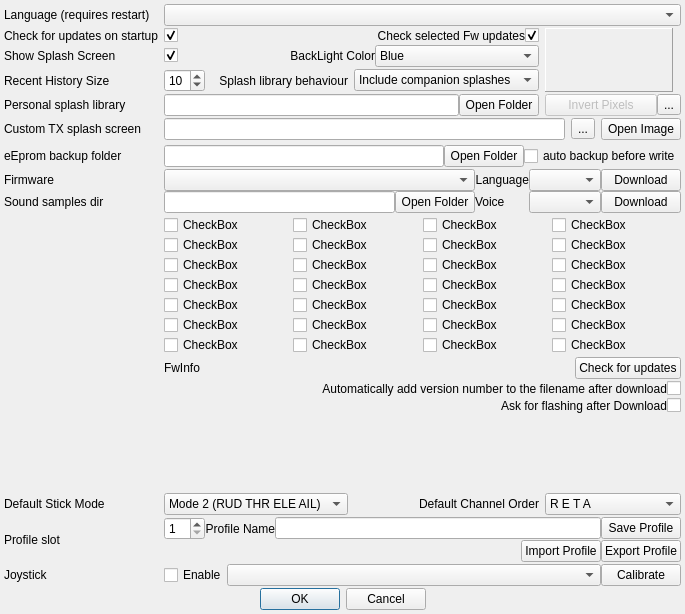
The window that src/preferencesdialog.ui (roberto1903/companion9x) describes before a commit, drawn with Qt 5.
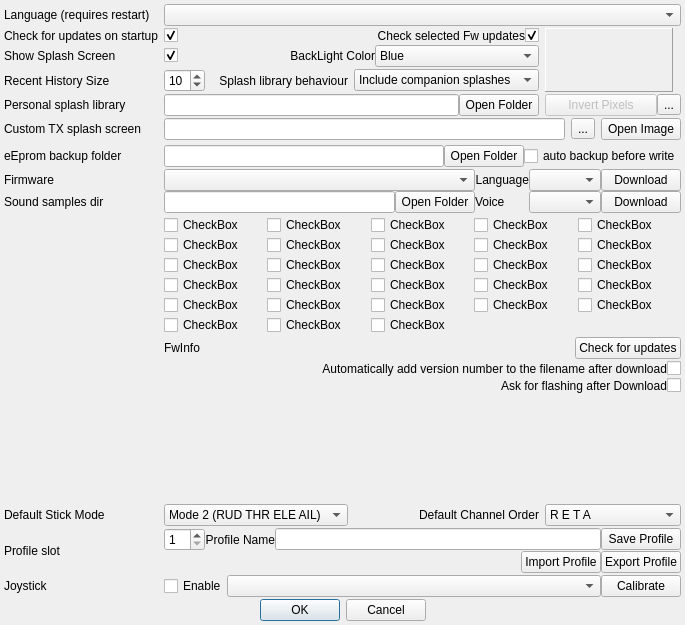
The same window after the commit. Icons and pictures are not drawn.

Commit message: Telemetrez and bluetooth

The edit to the form file:
```diff
--- a/src/preferencesdialog.ui
+++ b/src/preferencesdialog.ui
@@ -7,7 +7,7 @@
     <x>0</x>
     <y>0</y>
     <width>685</width>
-    <height>614</height>
+    <height>625</height>
    </rect>
   </property>
   <property name="sizePolicy">
@@ -295,7 +295,7 @@
     </layout>
    </item>
    <item row="11" column="1" colspan="4">
-    <layout class="QGridLayout" name="gridLayout" columnstretch="1,1,1,1">
+    <layout class="QGridLayout" name="gridLayout" columnstretch="1,1,1,1,1">
      <property name="sizeConstraint">
       <enum>QLayout::SetMaximumSize</enum>
      </property>
@@ -306,34 +306,6 @@
        </property>
       </widget>
      </item>
-     <item row="5" column="1">
-      <widget class="QCheckBox" name="optionCheckBox_22">
-       <property name="text">
-        <string>CheckBox</string>
-       </property>
-      </widget>
-     </item>
-     <item row="3" column="1">
-      <widget class="QCheckBox" name="optionCheckBox_14">
-       <property name="text">
-        <string>CheckBox</string>
-       </property>
-      </widget>
-     </item>
-     <item row="2" column="2">
-      <widget class="QCheckBox" name="optionCheckBox_11">
-       <property name="text">
-        <string>CheckBox</string>
-       </property>
-      </widget>
-     </item>
-     <item row="3" column="3">
-      <widget class="QCheckBox" name="optionCheckBox_16">
-       <property name="text">
-        <string>CheckBox</string>
-       </property>
-      </widget>
-     </item>
      <item row="0" column="2">
       <widget class="QCheckBox" name="optionCheckBox_3">
        <property name="sizePolicy">
@@ -347,27 +319,6 @@
        </property>
       </widget>
      </item>
-     <item row="2" column="3">
-      <widget class="QCheckBox" name="optionCheckBox_12">
-       <property name="text">
-        <string>CheckBox</string>
-       </property>
-      </widget>
-     </item>
-     <item row="2" column="1">
-      <widget class="QCheckBox" name="optionCheckBox_10">
-       <property name="text">
-        <string>CheckBox</string>
-       </property>
-      </widget>
-     </item>
-     <item row="3" column="2">
-      <widget class="QCheckBox" name="optionCheckBox_15">
-       <property name="text">
-        <string>CheckBox</string>
-       </property>
-      </widget>
-     </item>
      <item row="0" column="0">
       <widget class="QCheckBox" name="optionCheckBox_1">
        <property name="sizePolicy">
@@ -381,132 +332,181 @@
        </property>
       </widget>
      </item>
-     <item row="4" column="2">
-      <widget class="QCheckBox" name="optionCheckBox_19">
-       <property name="text">
-        <string>CheckBox</string>
+     <item row="0" column="1">
+      <widget class="QCheckBox" name="optionCheckBox_2">
+       <property name="sizePolicy">
+        <sizepolicy hsizetype="Expanding" vsizetype="Fixed">
+         <horstretch>0</horstretch>
+         <verstretch>0</verstretch>
+        </sizepolicy>
        </property>
-      </widget>
-     </item>
-     <item row="1" column="1">
-      <widget class="QCheckBox" name="optionCheckBox_6">
        <property name="text">
         <string>CheckBox</string>
        </property>
       </widget>
      </item>
-     <item row="4" column="0">
-      <widget class="QCheckBox" name="optionCheckBox_17">
-       <property name="text">
-        <string>CheckBox</string>
-       </property>
-      </widget>
-     </item>
-     <item row="3" column="0">
-      <widget class="QCheckBox" name="optionCheckBox_13">
-       <property name="text">
-        <string>CheckBox</string>
-       </property>
-      </widget>
-     </item>
-     <item row="1" column="0">
+     <item row="0" column="4">
       <widget class="QCheckBox" name="optionCheckBox_5">
        <property name="text">
         <string>CheckBox</string>
        </property>
       </widget>
      </item>
-     <item row="2" column="0">
-      <widget class="QCheckBox" name="optionCheckBox_9">
+     <item row="1" column="0">
+      <widget class="QCheckBox" name="optionCheckBox_6">
        <property name="text">
         <string>CheckBox</string>
        </property>
       </widget>
      </item>
-     <item row="1" column="3">
+     <item row="1" column="1">
+      <widget class="QCheckBox" name="optionCheckBox_7">
+       <property name="text">
+        <string>CheckBox</string>
+       </property>
+      </widget>
+     </item>
+     <item row="1" column="2">
       <widget class="QCheckBox" name="optionCheckBox_8">
        <property name="text">
         <string>CheckBox</string>
        </property>
       </widget>
      </item>
-     <item row="4" column="1">
+     <item row="1" column="3">
+      <widget class="QCheckBox" name="optionCheckBox_9">
+       <property name="text">
+        <string>CheckBox</string>
+       </property>
+      </widget>
+     </item>
+     <item row="1" column="4">
+      <widget class="QCheckBox" name="optionCheckBox_10">
+       <property name="text">
+        <string>CheckBox</string>
+       </property>
+      </widget>
+     </item>
+     <item row="2" column="0">
+      <widget class="QCheckBox" name="optionCheckBox_11">
+       <property name="text">
+        <string>CheckBox</string>
+       </property>
+      </widget>
+     </item>
+     <item row="2" column="1">
+      <widget class="QCheckBox" name="optionCheckBox_12">
+       <property name="text">
+        <string>CheckBox</string>
+       </property>
+      </widget>
+     </item>
+     <item row="2" column="2">
+      <widget class="QCheckBox" name="optionCheckBox_13">
+       <property name="text">
+        <string>CheckBox</string>
+       </property>
+      </widget>
+     </item>
+     <item row="2" column="3">
+      <widget class="QCheckBox" name="optionCheckBox_14">
+       <property name="text">
+        <string>CheckBox</string>
+       </property>
+      </widget>
+     </item>
+     <item row="2" column="4">
+      <widget class="QCheckBox" name="optionCheckBox_15">
+       <property name="text">
+        <string>CheckBox</string>
+       </property>
+      </widget>
+     </item>
+     <item row="3" column="0">
+      <widget class="QCheckBox" name="optionCheckBox_16">
+       <property name="text">
+        <string>CheckBox</string>
+       </property>
+      </widget>
+     </item>
+     <item row="3" column="1">
+      <widget class="QCheckBox" name="optionCheckBox_17">
+       <property name="text">
+        <string>CheckBox</string>
+       </property>
+      </widget>
+     </item>
+     <item row="3" column="2">
       <widget class="QCheckBox" name="optionCheckBox_18">
        <property name="text">
         <string>CheckBox</string>
        </property>
       </widget>
      </item>
-     <item row="1" column="2">
-      <widget class="QCheckBox" name="optionCheckBox_7">
+     <item row="3" column="3">
+      <widget class="QCheckBox" name="optionCheckBox_19">
        <property name="text">
         <string>CheckBox</string>
        </property>
       </widget>
      </item>
-     <item row="4" column="3">
-      <widget class="QCheckBox" name="optionCheckBox_20">
-       <property name="text">
-        <string>CheckBox</string>
-       </property>
-      </widget>
-     </item>
-     <item row="0" column="1">
-      <widget class="QCheckBox" name="optionCheckBox_2">
-       <property name="sizePolicy">
-        <sizepolicy hsizetype="Expanding" vsizetype="Fixed">
-         <horstretch>0</horstretch>
-         <verstretch>0</verstretch>
-        </sizepolicy>
-       </property>
-       <property name="text">
-        <string>CheckBox</string>
-       </property>
-      </widget>
-     </item>
-     <item row="5" column="0">
+     <item row="4" column="0">
       <widget class="QCheckBox" name="optionCheckBox_21">
        <property name="text">
         <string>CheckBox</string>
        </property>
       </widget>
      </item>
-     <item row="5" column="2">
+     <item row="3" column="4">
+      <widget class="QCheckBox" name="optionCheckBox_20">
+       <property name="text">
+        <string>CheckBox</string>
+       </property>
+      </widget>
+     </item>
+     <item row="4" column="1">
+      <widget class="QCheckBox" name="optionCheckBox_22">
+       <property name="text">
+        <string>CheckBox</string>
+       </property>
+      </widget>
+     </item>
+     <item row="4" column="2">
       <widget class="QCheckBox" name="optionCheckBox_23">
        <property name="text">
         <string>CheckBox</string>
        </property>
       </widget>
      </item>
-     <item row="5" column="3">
+     <item row="4" column="3">
       <widget class="QCheckBox" name="optionCheckBox_24">
        <property name="text">
         <string>CheckBox</string>
        </property>
       </widget>
      </item>
-     <item row="6" column="0">
+     <item row="4" column="4">
       <widget class="QCheckBox" name="optionCheckBox_25">
        <property name="text">
         <string>CheckBox</string>
        </property>
       </widget>
      </item>
-     <item row="6" column="1">
+     <item row="5" column="0">
       <widget class="QCheckBox" name="optionCheckBox_26">
        <property name="text">
         <string>CheckBox</string>
        </property>
       </widget>
      </item>
-     <item row="6" column="2">
+     <item row="5" column="1">
       <widget class="QCheckBox" name="optionCheckBox_27">
        <property name="text">
         <string>CheckBox</string>
        </property>
       </widget>
      </item>
-     <item row="6" column="3">
+     <item row="5" column="2">
       <widget class="QCheckBox" name="optionCheckBox_28">
        <property name="text">
         <string>CheckBox</string>
```
The commit also changes 1 other file.
